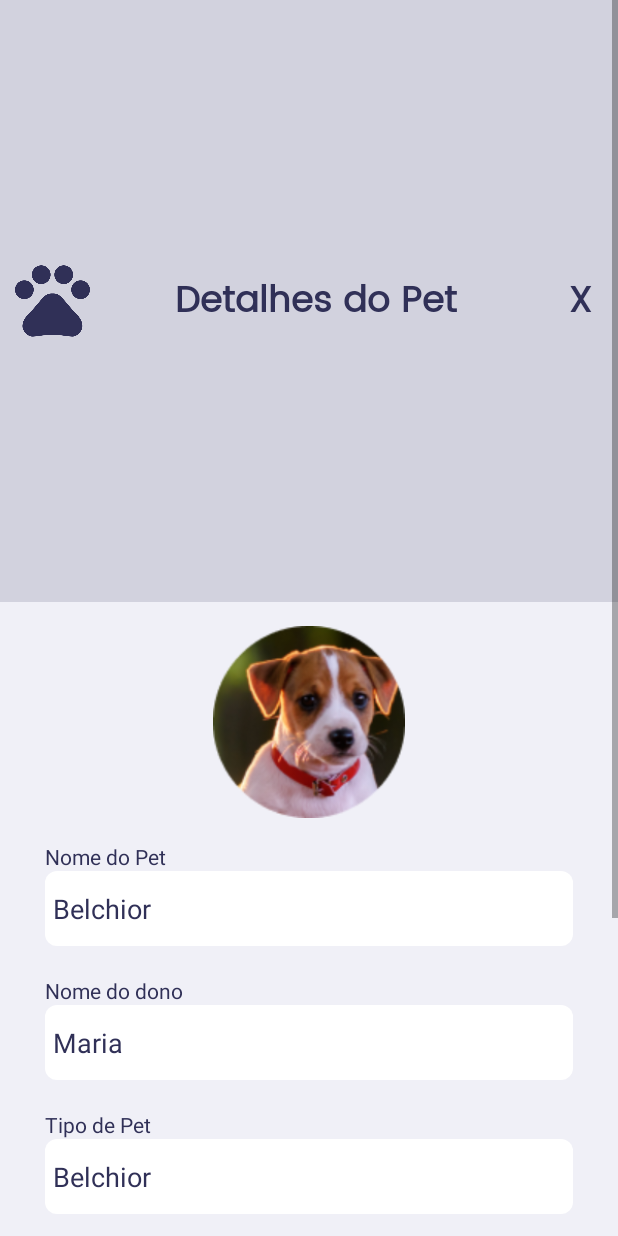
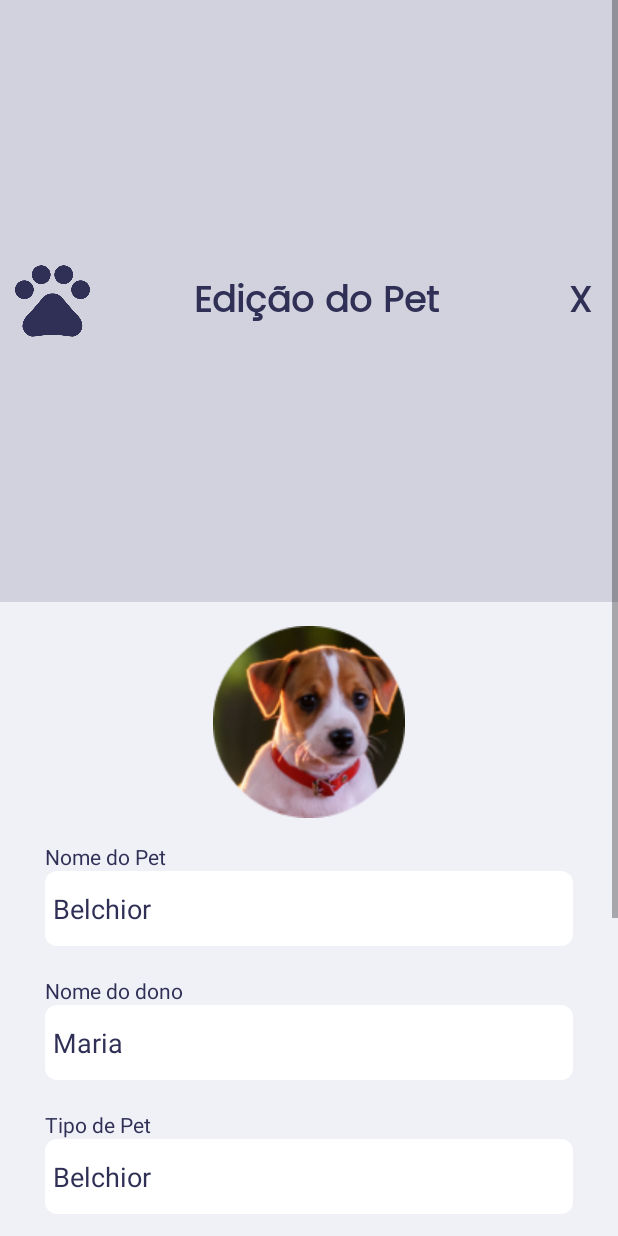
Before and after one commit to heroneto/PetWalker, an Android app: the PetEditFragment screen opened through its navigation route, on a phone screen of 412 x 824 dp. Run offline under Robolectric (Android 15) with nearby library versions, the phone set to English and light mode, and no system bars; network calls fail.

Commit message:
Added screenshots

```diff
--- a/app/src/main/java/com/example/petwalker/PetsListFragment.kt
+++ b/app/src/main/java/com/example/petwalker/PetsListFragment.kt
@@ -24,7 +24,7 @@ import java.net.URL
 class PetsListFragment : Fragment() {
 
     val listaPets = mutableListOf<PetData>()
-    val url = "http://[MyEndpoint]/pets"
+    val url = "http://[myendpoint]/pets"
     override fun onCreateView(
         inflater: LayoutInflater,
         container: ViewGroup?,
@@ -55,7 +55,6 @@ class PetsListFragment : Fragment() {
                     )
                 }
                 val listView = view.findViewById<ListView>(R.id.pet_listView)
-                println(listaPets)
                 listView.adapter = PetItemAdapter(view.context, listaPets)
             },
             { error ->
--- a/app/src/main/res/layout/fragment_petedit.xml
+++ b/app/src/main/res/layout/fragment_petedit.xml
@@ -34,7 +34,7 @@
                 android:layout_weight="6"
                 android:fontFamily="@font/poppins"
                 android:gravity="center"
-                android:text="@string/pet_view_title"
+                android:text="@string/pet_edit_title"
                 android:textColor="@color/colorPrimary"
                 android:textFontWeight="800"
                 android:textSize="24sp" />
--- a/app/src/main/res/values/strings.xml
+++ b/app/src/main/res/values/strings.xml
@@ -7,6 +7,7 @@
     <string name="hello_blank_fragment">Hello blank fragment</string>
     <string name="pet_list_title">Seus Pets</string>
     <string name="pet_view_title">Detalhes do Pet</string>
+    <string name="pet_edit_title">Edição do Pet</string>
     <string name="petNameHint">Insira o nome do Pet</string>
     <string name="petOwnerHint">Insira o nome do dono do Pet</string>
     <string name="petTypeHint">Insira o tipo de Pet</string>
```
Also changed, not shown: 4 other files.
